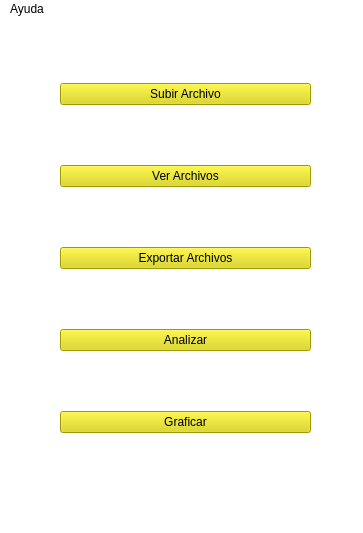
AndresMSE/IF---Interfaz, file Funciones.ui: the form before one commit.
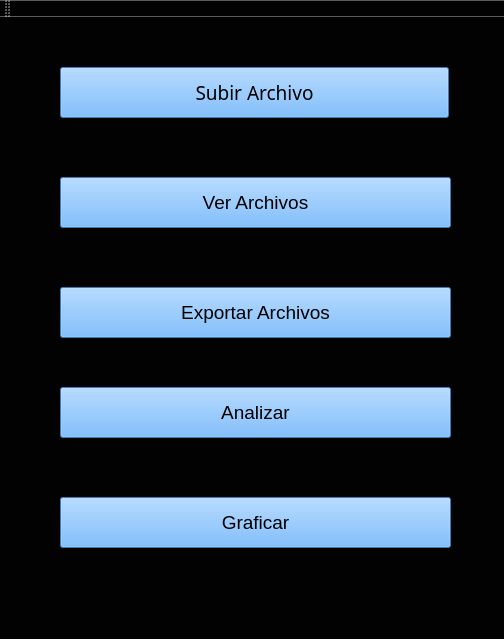
The form after the commit.

Patch:
```diff
--- a/Funciones.ui
+++ b/Funciones.ui
@@ -12,8 +12,8 @@
    <rect>
     <x>0</x>
     <y>0</y>
-    <width>363</width>
-    <height>533</height>
+    <width>504</width>
+    <height>639</height>
    </rect>
   </property>
   <property name="sizePolicy">
@@ -22,6 +22,421 @@
     <verstretch>0</verstretch>
    </sizepolicy>
   </property>
+  <property name="palette">
+   <palette>
+    <active>
+     <colorrole role="WindowText">
+      <brush brushstyle="SolidPattern">
+       <color alpha="255">
+        <red>255</red>
+        <green>255</green>
+        <blue>255</blue>
+       </color>
+      </brush>
+     </colorrole>
+     <colorrole role="Button">
+      <brush brushstyle="SolidPattern">
+       <color alpha="255">
+        <red>254</red>
+        <green>0</green>
+        <blue>0</blue>
+       </color>
+      </brush>
+     </colorrole>
+     <colorrole role="Light">
+      <brush brushstyle="SolidPattern">
+       <color alpha="255">
+        <red>255</red>
+        <green>126</green>
+        <blue>126</blue>
+       </color>
+      </brush>
+     </colorrole>
+     <colorrole role="Midlight">
+      <brush brushstyle="SolidPattern">
+       <color alpha="255">
+        <red>254</red>
+        <green>63</green>
+        <blue>63</blue>
+       </color>
+      </brush>
+     </colorrole>
+     <colorrole role="Dark">
+      <brush brushstyle="SolidPattern">
+       <color alpha="255">
+        <red>127</red>
+        <green>0</green>
+        <blue>0</blue>
+       </color>
+      </brush>
+     </colorrole>
+     <colorrole role="Mid">
+      <brush brushstyle="SolidPattern">
+       <color alpha="255">
+        <red>169</red>
+        <green>0</green>
+        <blue>0</blue>
+       </color>
+      </brush>
+     </colorrole>
+     <colorrole role="Text">
+      <brush brushstyle="SolidPattern">
+       <color alpha="255">
+        <red>255</red>
+        <green>255</green>
+        <blue>255</blue>
+       </color>
+      </brush>
+     </colorrole>
+     <colorrole role="BrightText">
+      <brush brushstyle="SolidPattern">
+       <color alpha="255">
+        <red>255</red>
+        <green>255</green>
+        <blue>255</blue>
+       </color>
+      </brush>
+     </colorrole>
+     <colorrole role="ButtonText">
+      <brush brushstyle="SolidPattern">
+       <color alpha="255">
+        <red>255</red>
+        <green>255</green>
+        <blue>255</blue>
+       </color>
+      </brush>
+     </colorrole>
+     <colorrole role="Base">
+      <brush brushstyle="SolidPattern">
+       <color alpha="255">
+        <red>255</red>
+        <green>255</green>
+        <blue>255</blue>
+       </color>
+      </brush>
+     </colorrole>
+     <colorrole role="Window">
+      <brush brushstyle="SolidPattern">
+       <color alpha="255">
+        <red>254</red>
+        <green>0</green>
+        <blue>0</blue>
+       </color>
+      </brush>
+     </colorrole>
+     <colorrole role="Shadow">
+      <brush brushstyle="SolidPattern">
+       <color alpha="255">
+        <red>0</red>
+        <green>0</green>
+        <blue>0</blue>
+       </color>
+      </brush>
+     </colorrole>
+     <colorrole role="AlternateBase">
+      <brush brushstyle="SolidPattern">
+       <color alpha="255">
+        <red>254</red>
+        <green>127</green>
+        <blue>127</blue>
+       </color>
+      </brush>
+     </colorrole>
+     <colorrole role="ToolTipBase">
+      <brush brushstyle="SolidPattern">
+       <color alpha="255">
+        <red>255</red>
+        <green>255</green>
+        <blue>220</blue>
+       </color>
+      </brush>
+     </colorrole>
+     <colorrole role="ToolTipText">
+      <brush brushstyle="SolidPattern">
+       <color alpha="255">
+        <red>0</red>
+        <green>0</green>
+        <blue>0</blue>
+       </color>
+      </brush>
+     </colorrole>
+    </active>
+    <inactive>
+     <colorrole role="WindowText">
+      <brush brushstyle="SolidPattern">
+       <color alpha="255">
+        <red>255</red>
+        <green>255</green>
+        <blue>255</blue>
+       </color>
+      </brush>
+     </colorrole>
+     <colorrole role="Button">
+      <brush brushstyle="SolidPattern">
+       <color alpha="255">
+        <red>254</red>
+        <green>0</green>
+        <blue>0</blue>
+       </color>
+      </brush>
+     </colorrole>
+     <colorrole role="Light">
+      <brush brushstyle="SolidPattern">
+       <color alpha="255">
+        <red>255</red>
+        <green>126</green>
+        <blue>126</blue>
+       </color>
+      </brush>
+     </colorrole>
+     <colorrole role="Midlight">
+      <brush brushstyle="SolidPattern">
+       <color alpha="255">
+        <red>254</red>
+        <green>63</green>
+        <blue>63</blue>
+       </color>
+      </brush>
+     </colorrole>
+     <colorrole role="Dark">
+      <brush brushstyle="SolidPattern">
+       <color alpha="255">
+        <red>127</red>
+        <green>0</green>
+        <blue>0</blue>
+       </color>
+      </brush>
+     </colorrole>
+     <colorrole role="Mid">
+      <brush brushstyle="SolidPattern">
+       <color alpha="255">
+        <red>169</red>
+        <green>0</green>
+        <blue>0</blue>
+       </color>
+      </brush>
+     </colorrole>
+     <colorrole role="Text">
+      <brush brushstyle="SolidPattern">
+       <color alpha="255">
+        <red>255</red>
+        <green>255</green>
+        <blue>255</blue>
+       </color>
+      </brush>
+     </colorrole>
+     <colorrole role="BrightText">
+      <brush brushstyle="SolidPattern">
+       <color alpha="255">
+        <red>255</red>
+        <green>255</green>
+        <blue>255</blue>
+       </color>
+      </brush>
+     </colorrole>
+     <colorrole role="ButtonText">
+      <brush brushstyle="SolidPattern">
+       <color alpha="255">
+        <red>255</red>
+        <green>255</green>
+        <blue>255</blue>
+       </color>
+      </brush>
+     </colorrole>
+     <colorrole role="Base">
+      <brush brushstyle="SolidPattern">
+       <color alpha="255">
+        <red>255</red>
+        <green>255</green>
+        <blue>255</blue>
+       </color>
+      </brush>
+     </colorrole>
+     <colorrole role="Window">
+      <brush brushstyle="SolidPattern">
+       <color alpha="255">
+        <red>254</red>
+        <green>0</green>
+        <blue>0</blue>
+       </color>
+      </brush>
+     </colorrole>
+     <colorrole role="Shadow">
+      <brush brushstyle="SolidPattern">
+       <color alpha="255">
+        <red>0</red>
+        <green>0</green>
+        <blue>0</blue>
+       </color>
+      </brush>
+     </colorrole>
+     <colorrole role="AlternateBase">
+      <brush brushstyle="SolidPattern">
+       <color alpha="255">
+        <red>254</red>
+        <green>127</green>
+        <blue>127</blue>
+       </color>
+      </brush>
+     </colorrole>
+     <colorrole role="ToolTipBase">
+      <brush brushstyle="SolidPattern">
+       <color alpha="255">
+        <red>255</red>
+        <green>255</green>
+        <blue>220</blue>
+       </color>
+      </brush>
+     </colorrole>
+     <colorrole role="ToolTipText">
+      <brush brushstyle="SolidPattern">
+       <color alpha="255">
+        <red>0</red>
+        <green>0</green>
+        <blue>0</blue>
+       </color>
+      </brush>
+     </colorrole>
+    </inactive>
+    <disabled>
+     <colorrole role="WindowText">
+      <brush brushstyle="SolidPattern">
+       <color alpha="255">
+        <red>127</red>
+        <green>0</green>
+        <blue>0</blue>
+       </color>
+      </brush>
+     </colorrole>
+     <colorrole role="Button">
+      <brush brushstyle="SolidPattern">
+       <color alpha="255">
+        <red>254</red>
+        <green>0</green>
+        <blue>0</blue>
+       </color>
+      </brush>
+     </colorrole>
+     <colorrole role="Light">
+      <brush brushstyle="SolidPattern">
+       <color alpha="255">
+        <red>255</red>
+        <green>126</green>
+        <blue>126</blue>
+       </color>
+      </brush>
+     </colorrole>
+     <colorrole role="Midlight">
+      <brush brushstyle="SolidPattern">
+       <color alpha="255">
+        <red>254</red>
+        <green>63</green>
+        <blue>63</blue>
+       </color>
+      </brush>
+     </colorrole>
+     <colorrole role="Dark">
+      <brush brushstyle="SolidPattern">
+       <color alpha="255">
+        <red>127</red>
+        <green>0</green>
+        <blue>0</blue>
+       </color>
+      </brush>
+     </colorrole>
+     <colorrole role="Mid">
+      <brush brushstyle="SolidPattern">
+       <color alpha="255">
+        <red>169</red>
+        <green>0</green>
+        <blue>0</blue>
+       </color>
+      </brush>
+     </colorrole>
+     <colorrole role="Text">
+      <brush brushstyle="SolidPattern">
+       <color alpha="255">
+        <red>127</red>
+        <green>0</green>
+        <blue>0</blue>
+       </color>
+      </brush>
+     </colorrole>
+     <colorrole role="BrightText">
+      <brush brushstyle="SolidPattern">
+       <color alpha="255">
+        <red>255</red>
+        <green>255</green>
+        <blue>255</blue>
+       </color>
+      </brush>
+     </colorrole>
+     <colorrole role="ButtonText">
+      <brush brushstyle="SolidPattern">
+       <color alpha="255">
+        <red>127</red>
+        <green>0</green>
+        <blue>0</blue>
+       </color>
+      </brush>
+     </colorrole>
+     <colorrole role="Base">
+      <brush brushstyle="SolidPattern">
+       <color alpha="255">
+        <red>254</red>
+        <green>0</green>
+        <blue>0</blue>
+       </color>
+      </brush>
+     </colorrole>
+     <colorrole role="Window">
+      <brush brushstyle="SolidPattern">
+       <color alpha="255">
+        <red>254</red>
+        <green>0</green>
+        <blue>0</blue>
+       </color>
+      </brush>
+     </colorrole>
+     <colorrole role="Shadow">
+      <brush brushstyle="SolidPattern">
+       <color alpha="255">
+        <red>0</red>
+        <green>0</green>
+        <blue>0</blue>
+       </color>
+      </brush>
+     </colorrole>
+     <colorrole role="AlternateBase">
+      <brush brushstyle="SolidPattern">
+       <color alpha="255">
+        <red>254</red>
+        <green>0</green>
+        <blue>0</blue>
+       </color>
+      </brush>
+     </colorrole>
+     <colorrole role="ToolTipBase">
+      <brush brushstyle="SolidPattern">
+       <color alpha="255">
+        <red>255</red>
+        <green>255</green>
+        <blue>220</blue>
+       </color>
+      </brush>
+     </colorrole>
+     <colorrole role="ToolTipText">
+      <brush brushstyle="SolidPattern">
+       <color alpha="255">
+        <red>0</red>
+        <green>0</green>
+        <blue>0</blue>
+       </color>
+      </brush>
+     </colorrole>
+    </disabled>
+   </palette>
+  </property>
   <property name="windowTitle">
    <string>Funciones</string>
   </property>
@@ -29,93 +444,159 @@
    <bool>false</bool>
   </property>
   <property name="styleSheet">
-   <string notr="true">background-color: rgb(255, 255, 255);</string>
+   <string notr="true">background-color: rgb(2, 2, 2);</string>
   </property>
   <widget class="QWidget" name="centralwidget">
-   <widget class="QWidget" name="verticalLayoutWidget">
+   <widget class="QPushButton" name="SubirArchivo">
+    <property name="enabled">
+     <bool>true</bool>
+    </property>
     <property name="geometry">
      <rect>
       <x>60</x>
-      <y>10</y>
-      <width>251</width>
-      <height>461</height>
+      <y>50</y>
+      <width>389</width>
+      <height>51</height>
      </rect>
     </property>
-    <layout class="QVBoxLayout" name="verticalLayout_3">
-     <item>
-      <widget class="QPushButton" name="SubirArchivo">
-       <property name="styleSheet">
-        <string notr="true">background-color: rgb(221, 214, 4);</string>
-       </property>
-       <property name="text">
-        <string>Subir Archivo</string>
-       </property>
-      </widget>
-     </item>
-     <item>
-      <widget class="QPushButton" name="VerArchivos">
-       <property name="styleSheet">
-        <string notr="true">background-color: rgb(221, 214, 4);</string>
-       </property>
-       <property name="text">
-        <string>Ver Archivos</string>
-       </property>
-      </widget>
-     </item>
-     <item>
-      <widget class="QPushButton" name="ExportarArchivos">
-       <property name="styleSheet">
-        <string notr="true">background-color: rgb(221, 214, 4);</string>
-       </property>
-       <property name="text">
-        <string>Exportar Archivos</string>
-       </property>
-      </widget>
-     </item>
-     <item>
-      <widget class="QPushButton" name="Analizar">
-       <property name="styleSheet">
-        <string notr="true">background-color: rgb(221, 214, 4);</string>
-       </property>
-       <property name="text">
-        <string>Analizar</string>
-       </property>
-      </widget>
-     </item>
-     <item>
-      <widget class="QPushButton" name="Graficar">
-       <property name="styleSheet">
-        <string notr="true">background-color: rgb(221, 214, 4);</string>
-       </property>
-       <property name="text">
-        <string>Graficar</string>
-       </property>
-      </widget>
-     </item>
-    </layout>
+    <property name="sizePolicy">
+     <sizepolicy hsizetype="Minimum" vsizetype="Maximum">
+      <horstretch>0</horstretch>
+      <verstretch>0</verstretch>
+     </sizepolicy>
+    </property>
+    <property name="minimumSize">
+     <size>
+      <width>389</width>
+      <height>0</height>
+     </size>
+    </property>
+    <property name="maximumSize">
+     <size>
+      <width>389</width>
+      <height>16777215</height>
+     </size>
+    </property>
+    <property name="font">
+     <font>
+      <family>Segoe MDL2 Assets</family>
+      <pointsize>14</pointsize>
+     </font>
+    </property>
+    <property name="layoutDirection">
+     <enum>Qt::LeftToRight</enum>
+    </property>
+    <property name="autoFillBackground">
+     <bool>false</bool>
+    </property>
+    <property name="styleSheet">
+     <string notr="true">background-color: rgb(85, 170, 255);
+</string>
+    </property>
+    <property name="text">
+     <string>Subir Archivo</string>
+    </property>
+    <property name="checkable">
+     <bool>false</bool>
+    </property>
    </widget>
-  </widget>
-  <widget class="QMenuBar" name="menubar">
-   <property name="geometry">
-    <rect>
-     <x>0</x>
-     <y>0</y>
-     <width>363</width>
-     <height>21</height>
-    </rect>
-   </property>
-   <widget class="QMenu" name="menuAyuda">
-    <property name="title">
-     <string>Ayuda</string>
+   <widget class="QPushButton" name="ExportarArchivos">
+    <property name="geometry">
+     <rect>
+      <x>60</x>
+      <y>270</y>
+      <width>391</width>
+      <height>51</height>
+     </rect>
     </property>
-    <addaction name="actionSubir_Archivo"/>
-    <addaction name="actionVer_Archivo"/>
-    <addaction name="actionExportar_Archivo"/>
-    <addaction name="actionAnalizar"/>
+    <property name="font">
+     <font>
+      <pointsize>14</pointsize>
+     </font>
+    </property>
+    <property name="styleSheet">
+     <string notr="true">background-color: rgb(85, 170, 255);</string>
+    </property>
+    <property name="text">
+     <string>Exportar Archivos</string>
+    </property>
    </widget>
-   <addaction name="menuAyuda"/>
+   <widget class="QPushButton" name="Analizar">
+    <property name="geometry">
+     <rect>
+      <x>60</x>
+      <y>370</y>
+      <width>391</width>
+      <height>51</height>
+     </rect>
+    </property>
+    <property name="font">
+     <font>
+      <pointsize>14</pointsize>
+     </font>
+    </property>
+    <property name="styleSheet">
+     <string notr="true">background-color: rgb(85, 170, 255);</string>
+    </property>
+    <property name="text">
+     <string>Analizar</string>
+    </property>
+   </widget>
+   <widget class="QPushButton" name="Graficar">
+    <property name="geometry">
+     <rect>
+      <x>60</x>
+      <y>480</y>
+      <width>391</width>
+      <height>51</height>
+     </rect>
+    </property>
+    <property name="font">
+     <font>
+      <pointsize>14</pointsize>
+     </font>
+    </property>
+    <property name="styleSheet">
+     <string notr="true">background-color: rgb(85, 170, 255);</string>
+    </property>
+    <property name="text">
+     <string>Graficar</string>
+    </property>
+   </widget>
+   <widget class="QPushButton" name="VerArchivos">
+    <property name="geometry">
+     <rect>
+      <x>60</x>
+      <y>160</y>
+      <width>391</width>
+      <height>51</height>
+     </rect>
+    </property>
+    <property name="font">
+     <font>
+      <pointsize>14</pointsize>
+     </font>
+    </property>
+    <property name="styleSheet">
+     <string notr="true">background-color: rgb(85, 170, 255);</string>
+    </property>
+    <property name="text">
+     <string>Ver Archivos</string>
+    </property>
+   </widget>
   </widget>
   <widget class="QStatusBar" name="statusbar"/>
+  <widget class="QToolBar" name="toolBar">
+   <property name="windowTitle">
+    <string>toolBar</string>
+   </property>
+   <attribute name="toolBarArea">
+    <enum>TopToolBarArea</enum>
+   </attribute>
+   <attribute name="toolBarBreak">
+    <bool>false</bool>
+   </attribute>
+  </widget>
   <action name="actionSubir_Archivo">
    <property name="text">
     <string>Subir Archivo</string>
```
